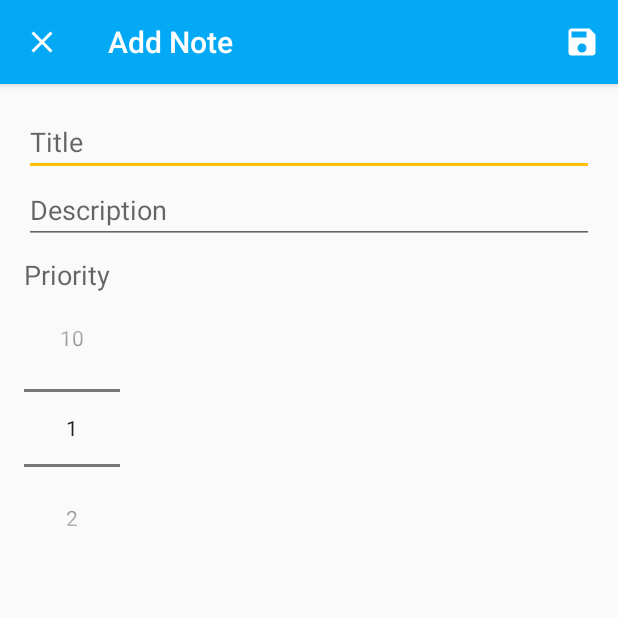
After one commit to am-palmer/NoteApp-JetpackArchitecture, an Android app: the AddNoteActivity screen opened directly, with no data from a screen before it, on a phone screen of 412 x 824 dp, the top half of it. The commit adds this screen. Run offline under Robolectric (Android 15) with nearby library versions, the phone set to English and light mode, and no system bars.

Commit message:
addnoteactivity working

```diff
--- a/app/build.gradle
+++ b/app/build.gradle
@@ -39,7 +39,6 @@ dependencies {
     kapt "androidx.room:room-compiler:$room_version"
     // For Kotlin use kapt instead of annotationProcessor
 
-
     implementation fileTree(dir: 'libs', include: ['*.jar'])
     implementation "org.jetbrains.kotlin:kotlin-stdlib-jdk7:$kotlin_version"
     implementation 'androidx.appcompat:appcompat:1.1.0'
@@ -47,7 +46,7 @@ dependencies {
     implementation 'androidx.constraintlayout:constraintlayout:1.1.3'
     implementation "androidx.cardview:cardview:1.0.0"
     implementation "androidx.coordinatorlayout:coordinatorlayout:1.1.0"
-
+    implementation 'com.google.android.material:material:1.1.0'
     testImplementation 'junit:junit:4.13'
     androidTestImplementation 'androidx.test.ext:junit:1.1.1'
     androidTestImplementation 'androidx.test.espresso:espresso-core:3.2.0'
--- a/app/src/main/AndroidManifest.xml
+++ b/app/src/main/AndroidManifest.xml
@@ -9,7 +9,11 @@
         android:roundIcon="@mipmap/ic_launcher_round"
         android:supportsRtl="true"
         android:theme="@style/AppTheme">
-        <activity android:name="amichaelpalmer.kotlin.noteappjetpack.MainActivity">
+        <activity
+            android:name="amichaelpalmer.kotlin.noteappjetpack.AddNoteActivity"
+            android:parentActivityName="amichaelpalmer.kotlin.noteappjetpack.MainActivity"></activity>
+        <activity android:name="amichaelpalmer.kotlin.noteappjetpack.MainActivity"
+            android:launchMode="singleTop">
             <intent-filter>
                 <action android:name="android.intent.action.MAIN" />
 
--- /dev/null
+++ b/app/src/main/java/amichaelpalmer/kotlin/noteappjetpack/AddNoteActivity.kt
@@ -0,0 +1,80 @@
+package amichaelpalmer.kotlin.noteappjetpack
+
+import android.app.Activity
+import android.content.Intent
+import androidx.appcompat.app.AppCompatActivity
+import android.os.Bundle
+import android.view.Menu
+import android.view.MenuItem
+import android.widget.EditText
+import android.widget.NumberPicker
+import android.widget.Toast
+import com.example.jetpackarchitecturedemo.R
+
+// todo convert to fragment
+
+class AddNoteActivity : AppCompatActivity() {
+    private lateinit var editTextTitle: EditText
+    private lateinit var editTextDescription: EditText
+    private lateinit var numberPickerPriority: NumberPicker
+
+    override fun onCreate(savedInstanceState: Bundle?) {
+        super.onCreate(savedInstanceState)
+        setContentView(R.layout.activity_add_note)
+        numberPickerPriority = findViewById(R.id.number_picker_priority)
+        editTextTitle = findViewById(R.id.edit_text_title)
+        editTextDescription = findViewById(R.id.edit_text_description)
+
+        numberPickerPriority.minValue = 1
+        numberPickerPriority.maxValue = 10
+
+        supportActionBar?.setHomeAsUpIndicator(R.drawable.ic_close_white_24dp)
+        title = "Add Note"
+
+    }
+
+    fun saveNote() {
+        val title = editTextTitle.text.toString()
+        val description = editTextDescription.text.toString()
+        val priority = numberPickerPriority.value
+
+        if (title.trim().isEmpty() || description.trim().isEmpty()) {
+            Toast.makeText(
+                this,
+                "Please insert a title and description for the note",
+                Toast.LENGTH_SHORT
+            )
+            return
+        }
+
+        val data = Intent()
+        data.putExtra(EXTRA_TITLE, title)
+        data.putExtra(EXTRA_DESCRIPTION, description)
+        data.putExtra(EXTRA_PRIORITY, priority)
+
+        setResult(Activity.RESULT_OK, data)
+        finish()
+    }
+
+
+    override fun onCreateOptionsMenu(menu: Menu?): Boolean {
+        menuInflater.inflate(R.menu.add_note_menu, menu)
+        return true
+    }
+
+    override fun onOptionsItemSelected(item: MenuItem): Boolean {
+        return when (item.itemId) {
+            R.id.save_note -> {
+                saveNote()
+                true
+            }
+            else -> super.onOptionsItemSelected(item)
+        }
+    }
+
+    companion object {
+        const val EXTRA_TITLE = "amichaelpalmer.kotlin.noteappjetpack.EXTRA_TITLE"
+        const val EXTRA_DESCRIPTION = "amichaelpalmer.kotlin.noteappjetpack.EXTRA_DESCRIPTION"
+        const val EXTRA_PRIORITY = "amichaelpalmer.kotlin.noteappjetpack.EXTRA_PRIORITY"
+    }
+}
--- a/app/src/main/java/amichaelpalmer/kotlin/noteappjetpack/NoteAdapter.kt
+++ b/app/src/main/java/amichaelpalmer/kotlin/noteappjetpack/NoteAdapter.kt
@@ -10,7 +10,6 @@ import com.example.jetpackarchitecturedemo.R
 
 class NoteAdapter : RecyclerView.Adapter<NoteAdapter.NoteViewHolder>() {
     private var notes: List<Note> = ArrayList()
-
 
     override fun onCreateViewHolder(parent: ViewGroup, viewType: Int): NoteViewHolder {
         val itemView: View =
@@ -29,7 +28,7 @@ class NoteAdapter : RecyclerView.Adapter<NoteAdapter.NoteViewHolder>() {
         return notes.size
     }
 
-    public fun setNotes(notes: List<Note>){
+    fun setNotes(notes: List<Note>){
         this.notes = notes
         notifyDataSetChanged()
     }
--- a/app/src/main/java/amichaelpalmer/kotlin/noteappjetpack/data/NoteDao.kt
+++ b/app/src/main/java/amichaelpalmer/kotlin/noteappjetpack/data/NoteDao.kt
@@ -1,6 +1,5 @@
 package amichaelpalmer.kotlin.noteappjetpack.data
 
-import amichaelpalmer.kotlin.noteappjetpack.data.Note
 import androidx.lifecycle.LiveData
 import androidx.room.*
 
--- /dev/null
+++ b/app/src/main/res/drawable/ic_add_white_24dp.xml
@@ -0,0 +1,5 @@
+<vector android:height="24dp" android:tint="#FFFFFF"
+    android:viewportHeight="24.0" android:viewportWidth="24.0"
+    android:width="24dp" xmlns:android="http://schemas.android.com/apk/res/android">
+    <path android:fillColor="#FF000000" android:pathData="M19,13h-6v6h-2v-6H5v-2h6V5h2v6h6v2z"/>
+</vector>
--- /dev/null
+++ b/app/src/main/res/drawable/ic_close_white_24dp.xml
@@ -0,0 +1,5 @@
+<vector android:height="24dp" android:tint="#FFFFFF"
+    android:viewportHeight="24.0" android:viewportWidth="24.0"
+    android:width="24dp" xmlns:android="http://schemas.android.com/apk/res/android">
+    <path android:fillColor="#FF000000" android:pathData="M19,6.41L17.59,5 12,10.59 6.41,5 5,6.41 10.59,12 5,17.59 6.41,19 12,13.41 17.59,19 19,17.59 13.41,12z"/>
+</vector>
--- /dev/null
+++ b/app/src/main/res/drawable/ic_save_white_24dp.xml
@@ -0,0 +1,5 @@
+<vector android:height="24dp" android:tint="#FFFFFF"
+    android:viewportHeight="24.0" android:viewportWidth="24.0"
+    android:width="24dp" xmlns:android="http://schemas.android.com/apk/res/android">
+    <path android:fillColor="#FF000000" android:pathData="M17,3L5,3c-1.11,0 -2,0.9 -2,2v14c0,1.1 0.89,2 2,2h14c1.1,0 2,-0.9 2,-2L21,7l-4,-4zM12,19c-1.66,0 -3,-1.34 -3,-3s1.34,-3 3,-3 3,1.34 3,3 -1.34,3 -3,3zM15,9L5,9L5,5h10v4z"/>
+</vector>
--- /dev/null
+++ b/app/src/main/res/layout/activity_add_note.xml
@@ -0,0 +1,37 @@
+<?xml version="1.0" encoding="utf-8"?>
+<LinearLayout xmlns:android="http://schemas.android.com/apk/res/android"
+    xmlns:app="http://schemas.android.com/apk/res-auto"
+    xmlns:tools="http://schemas.android.com/tools"
+    android:layout_width="match_parent"
+    android:layout_height="match_parent"
+    tools:context="amichaelpalmer.kotlin.noteappjetpack.AddNoteActivity"
+    android:padding="16dp"
+    android:orientation="vertical">
+
+    <EditText
+        android:id="@+id/edit_text_title"
+        android:layout_width="match_parent"
+        android:layout_height="wrap_content"
+        android:hint="Title"
+        android:inputType="text"/>
+
+    <EditText
+        android:id="@+id/edit_text_description"
+        android:layout_width="match_parent"
+        android:layout_height="wrap_content"
+        android:hint="Description"
+        android:inputType="textMultiLine"/>
+
+    <TextView
+        android:layout_width="wrap_content"
+        android:layout_height="wrap_content"
+        android:text="Priority"
+        android:layout_marginTop="8dp"
+        android:textAppearance="@style/TextAppearance.AppCompat.Medium"/>
+
+    <NumberPicker
+        android:id="@+id/number_picker_priority"
+        android:layout_width="wrap_content"
+        android:layout_height="wrap_content"/>
+
+</LinearLayout>
--- /dev/null
+++ b/app/src/main/res/menu/add_note_menu.xml
@@ -0,0 +1,9 @@
+<?xml version="1.0" encoding="utf-8"?>
+<menu xmlns:android="http://schemas.android.com/apk/res/android"
+    xmlns:app="http://schemas.android.com/apk/res-auto">
+    <item
+        android:id="@+id/save_note"
+        android:icon="@drawable/ic_save_white_24dp"
+        android:title="Save"
+        app:showAsAction="ifRoom" />
+</menu>
--- a/app/src/main/res/values/colors.xml
+++ b/app/src/main/res/values/colors.xml
@@ -1,6 +1,9 @@
 <?xml version="1.0" encoding="utf-8"?>
 <resources>
-    <color name="colorPrimary">#6200EE</color>
-    <color name="colorPrimaryDark">#3700B3</color>
-    <color name="colorAccent">#03DAC5</color>
+    <color name="colorPrimary">#03A9F4</color>
+    <color name="colorPrimaryDark">#0288D1</color>
+    <color name="colorAccent">#FFC107</color>
+    <color name="textSecondary">#757575</color>
+    <color name="textPrimaryLight">#FFFFFF</color>
+    <color name="textPrimaryDark">#212121</color>
 </resources>
--- a/app/src/main/res/values/strings.xml
+++ b/app/src/main/res/values/strings.xml
@@ -1,3 +1,3 @@
 <resources>
-    <string name="app_name">JetpackArchitectureDemo</string>
+    <string name="app_name">Notes</string>
 </resources>
```
Also changed, not shown: app/src/main/java/amichaelpalmer/kotlin/noteappjetpack/MainActivity.kt (+27 -1 lines), app/src/main/res/layout/activity_main.xml (+8 -0 lines).
